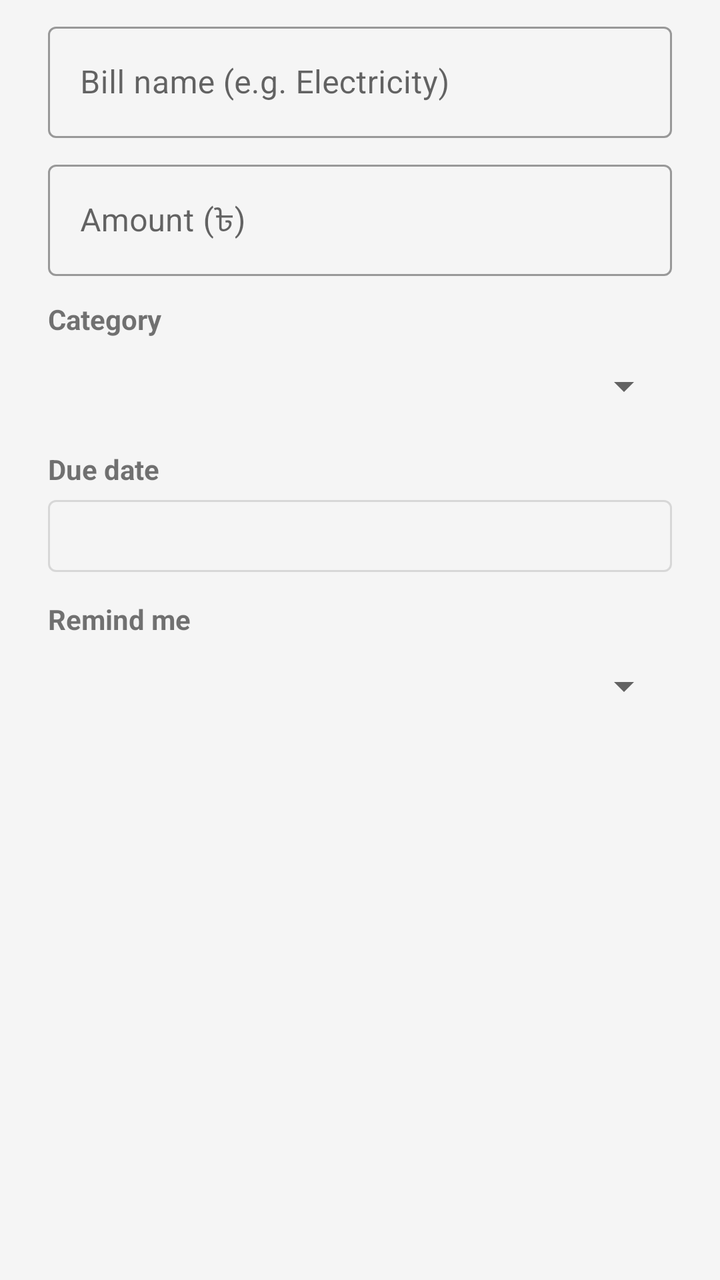
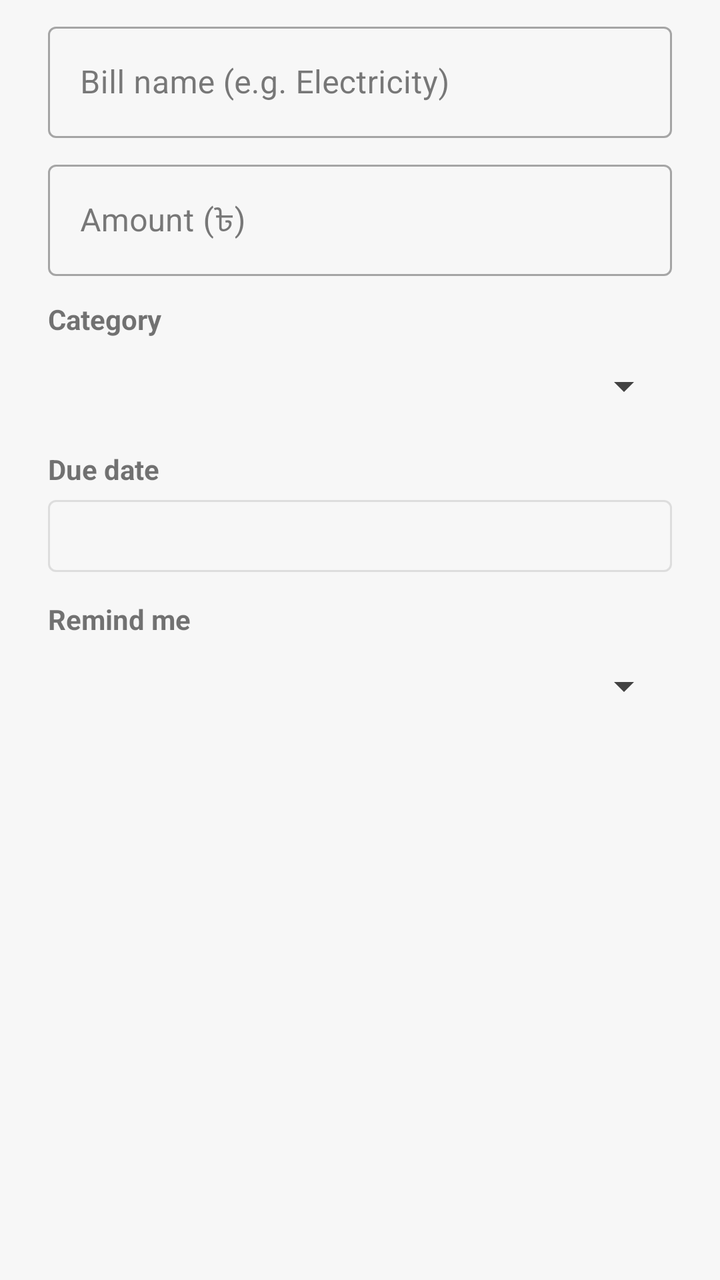

Screens rendered from an Android XML layout before and after an edit, with the pre-edit source and the edit as a unified diff.
<!-- AndroidManifest.xml: application theme Theme.ExpenseTracker -->
<!-- res/layout/dialog_bill.xml -->
<?xml version="1.0" encoding="utf-8"?>
<ScrollView xmlns:android="http://schemas.android.com/apk/res/android"
    xmlns:app="http://schemas.android.com/apk/res-auto"
    android:layout_width="match_parent"
    android:layout_height="wrap_content">

    <LinearLayout
        android:layout_width="match_parent"
        android:layout_height="wrap_content"
        android:orientation="vertical"
        android:paddingStart="24dp"
        android:paddingTop="8dp"
        android:paddingEnd="24dp">

        <com.google.android.material.textfield.TextInputLayout
            android:id="@+id/billNameLayout"
            style="@style/Widget.MaterialComponents.TextInputLayout.OutlinedBox"
            android:layout_width="match_parent"
            android:layout_height="wrap_content"
            android:hint="@string/bill_name_hint">

            <com.google.android.material.textfield.TextInputEditText
                android:id="@+id/billNameInput"
                android:layout_width="match_parent"
                android:layout_height="wrap_content"
                android:inputType="textCapSentences"
                android:maxLength="40" />
        </com.google.android.material.textfield.TextInputLayout>

        <com.google.android.material.textfield.TextInputLayout
            android:id="@+id/billAmountLayout"
            style="@style/Widget.MaterialComponents.TextInputLayout.OutlinedBox"
            android:layout_width="match_parent"
            android:layout_height="wrap_content"
            android:layout_marginTop="8dp"
            android:hint="@string/amount_hint"
            app:prefixText="৳ ">

            <com.google.android.material.textfield.TextInputEditText
                android:id="@+id/billAmountInput"
                android:layout_width="match_parent"
                android:layout_height="wrap_content"
                android:inputType="numberDecimal"
                android:maxLength="15" />
        </com.google.android.material.textfield.TextInputLayout>

        <TextView
            android:layout_width="wrap_content"
            android:layout_height="wrap_content"
            android:layout_marginTop="12dp"
            android:text="@string/category"
            android:textStyle="bold" />

        <Spinner
            android:id="@+id/billCategorySpinner"
            android:layout_width="match_parent"
            android:layout_height="48dp" />

        <TextView
            android:layout_width="wrap_content"
            android:layout_height="wrap_content"
            android:layout_marginTop="8dp"
            android:text="@string/bill_due_date"
            android:textStyle="bold" />

        <Button
            android:id="@+id/billDueButton"
            style="@style/Widget.MaterialComponents.Button.OutlinedButton"
            android:layout_width="match_parent"
            android:layout_height="wrap_content" />

        <TextView
            android:layout_width="wrap_content"
            android:layout_height="wrap_content"
            android:layout_marginTop="8dp"
            android:text="@string/bill_remind_me"
            android:textStyle="bold" />

        <Spinner
            android:id="@+id/billReminderSpinner"
            android:layout_width="match_parent"
            android:layout_height="48dp" />

        <TextView
            android:id="@+id/billFormError"
            android:layout_width="match_parent"
            android:layout_height="wrap_content"
            android:layout_marginTop="4dp"
            android:textColor="@color/expense"
            android:textSize="13sp"
            android:visibility="gone" />
    </LinearLayout>
</ScrollView>
<!-- resources referenced by this layout -->
<resources>
  <color name="expense">#C62828</color>
  <string name="bill_due_date">Due date</string>
  <string name="category">Category</string>
  <style name="Theme.ExpenseTracker" parent="Theme.MaterialComponents.Light.DarkActionBar">
          <item name="colorPrimary">@color/primary</item>
          <item name="colorPrimaryVariant">@color/primary_dark</item>
          <item name="colorOnPrimary">@color/on_primary</item>
          <item name="colorSecondary">@color/accent</item>
          <item name="colorOnSecondary">@color/on_primary</item>
          <item name="android:windowBackground">@color/background</item>
      </style>
  <color name="primary">#00695C</color>
  <color name="primary_dark">#004D40</color>
  <color name="on_primary">#FFFFFF</color>
  <color name="accent">#00897B</color>
  <color name="background">#F5F5F5</color>
  <!-- unchanged entries left out for length: 3 -->
</resources>

<!-- the commit's change to res/layout/dialog_bill.xml (unified diff, before → after) -->
@@ -86,7 +86,7 @@
             android:layout_width="match_parent"
             android:layout_height="wrap_content"
             android:layout_marginTop="4dp"
-            android:textColor="@color/expense"
+            android:textColor="?attr/etExpense"
             android:textSize="13sp"
             android:visibility="gone" />
     </LinearLayout>
<!-- resource entries referenced after the edit -->
@@ -1,21 +1,69 @@
 <!-- resources referenced by this layout -->
 <resources>
-  <color name="expense">#C62828</color>
   <string name="bill_due_date">Due date</string>
   <string name="category">Category</string>
-  <style name="Theme.ExpenseTracker" parent="Theme.MaterialComponents.Light.DarkActionBar">
-          <item name="colorPrimary">@color/primary</item>
-          <item name="colorPrimaryVariant">@color/primary_dark</item>
-          <item name="colorOnPrimary">@color/on_primary</item>
-          <item name="colorSecondary">@color/accent</item>
-          <item name="colorOnSecondary">@color/on_primary</item>
-          <item name="android:windowBackground">@color/background</item>
+  <style name="Theme.ExpenseTracker" parent="Theme.ExpenseTracker.White" />
+  <style name="Theme.ExpenseTracker.White" parent="Theme.MaterialComponents.Light.DarkActionBar">
+          <item name="colorPrimary">@color/theme_white_primary</item>
+          <item name="colorPrimaryVariant">@color/theme_white_primary_dark</item>
+          <item name="colorOnPrimary">@color/theme_white_on_primary</item>
+          <item name="colorSecondary">@color/theme_white_accent</item>
+          <item name="colorOnSecondary">@color/theme_white_on_primary</item>
+          <item name="colorSurface">@color/theme_white_surface</item>
+          <item name="colorOnSurface">@color/theme_white_t1</item>
+          <item name="colorOnBackground">@color/theme_white_t1</item>
+          <item name="android:colorBackground">@color/theme_white_bg</item>
+          <item name="android:windowBackground">@color/theme_white_bg</item>
+          <item name="android:statusBarColor">@color/theme_white_primary_dark</item>
+          <item name="android:textColorPrimary">@color/theme_white_t1</item>
+          <item name="android:textColorSecondary">@color/theme_white_t2</item>
+          <item name="android:textColorHint">@color/theme_white_t3</item>
+          <item name="etBackground">@color/theme_white_bg</item>
+          <item name="etSurface">@color/theme_white_surface</item>
+          <item name="etTextPrimary">@color/theme_white_t1</item>
+          <item name="etTextSecondary">@color/theme_white_t2</item>
+          <item name="etTextTertiary">@color/theme_white_t3</item>
+          <item name="etAccent">@color/theme_white_accent</item>
+          <item name="etTrack">@color/theme_white_track</item>
+          <item name="etDivider">@color/theme_white_divider</item>
+          <item name="etHero">@color/theme_white_hero</item>
+          <item name="etOnHero">@color/theme_white_on_hero</item>
+          <item name="etOnHeroMuted">@color/theme_white_hero_muted</item>
+          <item name="etHeroIncome">@color/theme_white_hero_income</item>
+          <item name="etHeroExpense">@color/theme_white_hero_expense</item>
+          <item name="etIncome">@color/theme_white_income</item>
+          <item name="etExpense">@color/theme_white_expense</item>
+          <item name="etWarning">@color/theme_white_warning</item>
+          <item name="etExpenseLight">@color/theme_white_expense_light</item>
+          <item name="etWarningLight">@color/theme_white_warning_light</item>
+          <item name="etBannerText">@color/theme_white_banner_text</item>
+          <item name="etChartText">@color/theme_white_chart_text</item>
+          <item name="etChartGrid">@color/theme_white_chart_grid</item>
       </style>
-  <color name="primary">#00695C</color>
-  <color name="primary_dark">#004D40</color>
-  <color name="on_primary">#FFFFFF</color>
-  <color name="accent">#00897B</color>
-  <color name="background">#F5F5F5</color>
+  <color name="theme_white_primary">#455A64</color>
+  <color name="theme_white_primary_dark">#263238</color>
+  <color name="theme_white_on_primary">#FFFFFF</color>
+  <color name="theme_white_accent">#00897B</color>
+  <color name="theme_white_surface">#FFFFFF</color>
+  <color name="theme_white_t1">#212121</color>
+  <color name="theme_white_bg">#F7F7F7</color>
+  <color name="theme_white_t2">#424242</color>
+  <color name="theme_white_t3">#6B6B6B</color>
+  <color name="theme_white_track">#E0E0E0</color>
+  <color name="theme_white_divider">#E0E0E0</color>
+  <color name="theme_white_hero">#455A64</color>
+  <color name="theme_white_on_hero">#FFFFFF</color>
+  <color name="theme_white_hero_muted">#CFD8DC</color>
+  <color name="theme_white_hero_income">#C8E6C9</color>
+  <color name="theme_white_hero_expense">#FFCDD2</color>
+  <color name="theme_white_income">#2E7D32</color>
+  <color name="theme_white_expense">#C62828</color>
+  <color name="theme_white_warning">#B85C00</color>
+  <color name="theme_white_expense_light">#FFCDD2</color>
+  <color name="theme_white_warning_light">#FFE0B2</color>
+  <color name="theme_white_banner_text">#212121</color>
+  <color name="theme_white_chart_text">#424242</color>
+  <color name="theme_white_chart_grid">#E0E0E0</color>
   <!-- unchanged entries left out for length: 3 -->
 </resources>
 
